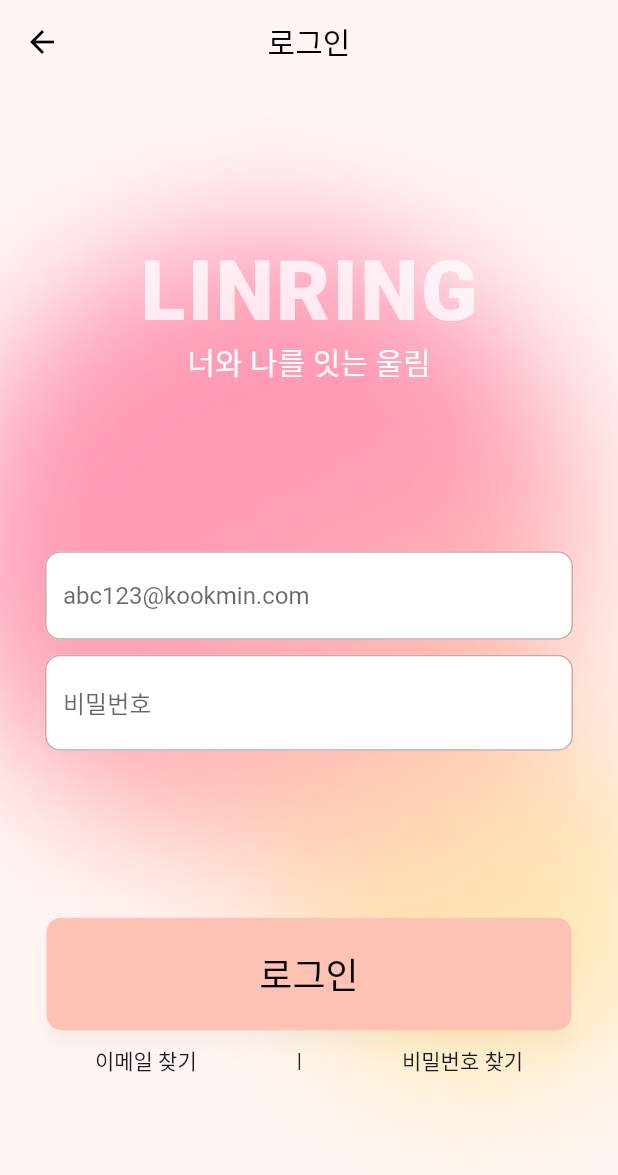
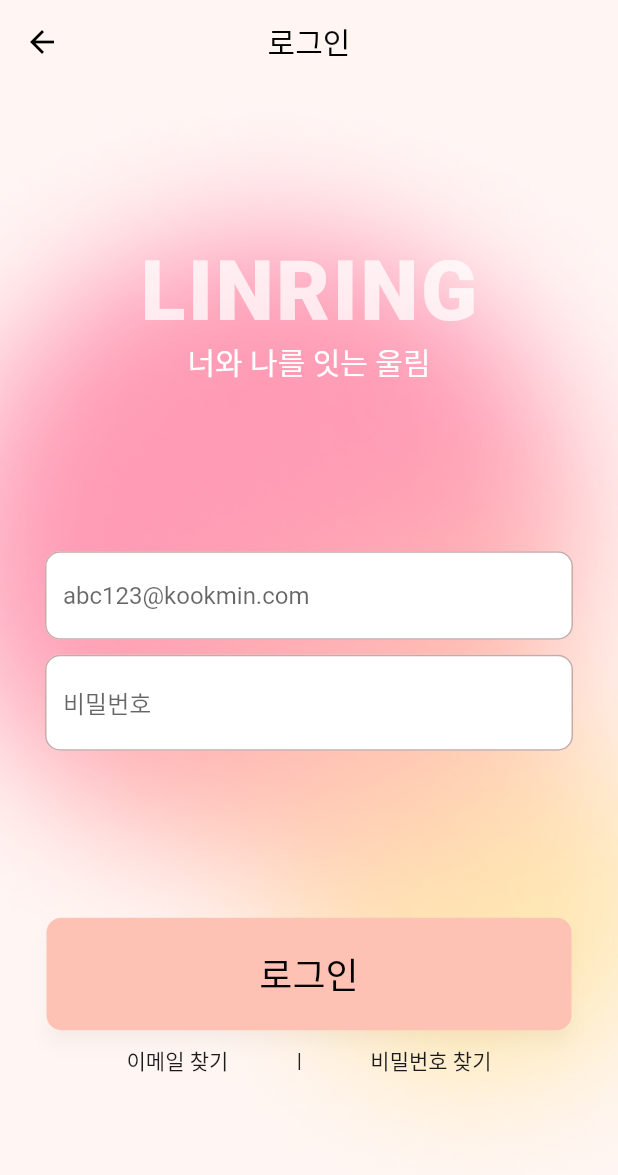
Before and after one commit to TEAM-LINRING/LINRING-FRONT, a Flutter app: the screen it shows after launch, on a phone screen of 412 x 824 dp. Shown: the top 1175 px of the screen. Run offline on Flutter 3.47's test engine with Material 2 defaults, Android fonts, the light colour scheme and no system bars; Roboto replaces fonts that are missing (Pretendard).

Commit message:
Feat: 이메일, 비밀번호 찾기 버튼 사이 공간 조절
Row 위젯 안에 Spacer 위젯을 추가하여 버튼 사이의 공간을 더 보기 좋게 조절하였음.

```diff
--- a/lib/screens/login_screen.dart
+++ b/lib/screens/login_screen.dart
@@ -85,6 +85,7 @@ class _LoginPageState extends State<LoginPage> {
             Row(
                 mainAxisAlignment: MainAxisAlignment.spaceEvenly,
                 children: <Widget>[
+                  Spacer(flex: 2),
                   TextButton(
                       onPressed: () {},
                       child: Text(
@@ -97,7 +98,9 @@ class _LoginPageState extends State<LoginPage> {
                           minimumSize: Size.zero,
                           padding: EdgeInsets.zero,
                           tapTargetSize: MaterialTapTargetSize.shrinkWrap)),
+                  Spacer(flex: 1),
                   Text(" | "),
+                  Spacer(flex: 1),
                   TextButton(
                       onPressed: () {},
                       child: Text(
@@ -110,6 +113,7 @@ class _LoginPageState extends State<LoginPage> {
                           minimumSize: Size.zero,
                           padding: EdgeInsets.zero,
                           tapTargetSize: MaterialTapTargetSize.shrinkWrap)),
+                  Spacer(flex: 2)
                 ]),
 
             Spacer(
```
